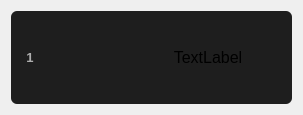
First picture: the form in showplaylistitem.ui, repository Zarkec/Melody, before the edit.
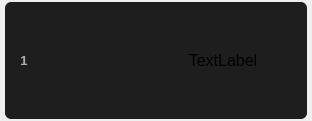
Second picture: the form after the edit. Icons and pictures are not drawn.

```diff
--- a/showplaylistitem.ui
+++ b/showplaylistitem.ui
@@ -6,14 +6,26 @@
    <rect>
     <x>0</x>
     <y>0</y>
-    <width>303</width>
-    <height>113</height>
+    <width>312</width>
+    <height>121</height>
    </rect>
   </property>
   <property name="windowTitle">
    <string>Form</string>
   </property>
   <layout class="QGridLayout" name="gridLayout_2">
+   <property name="leftMargin">
+    <number>5</number>
+   </property>
+   <property name="topMargin">
+    <number>2</number>
+   </property>
+   <property name="rightMargin">
+    <number>5</number>
+   </property>
+   <property name="bottomMargin">
+    <number>2</number>
+   </property>
    <item row="0" column="0">
     <widget class="QWidget" name="widget" native="true">
      <property name="minimumSize">
```
